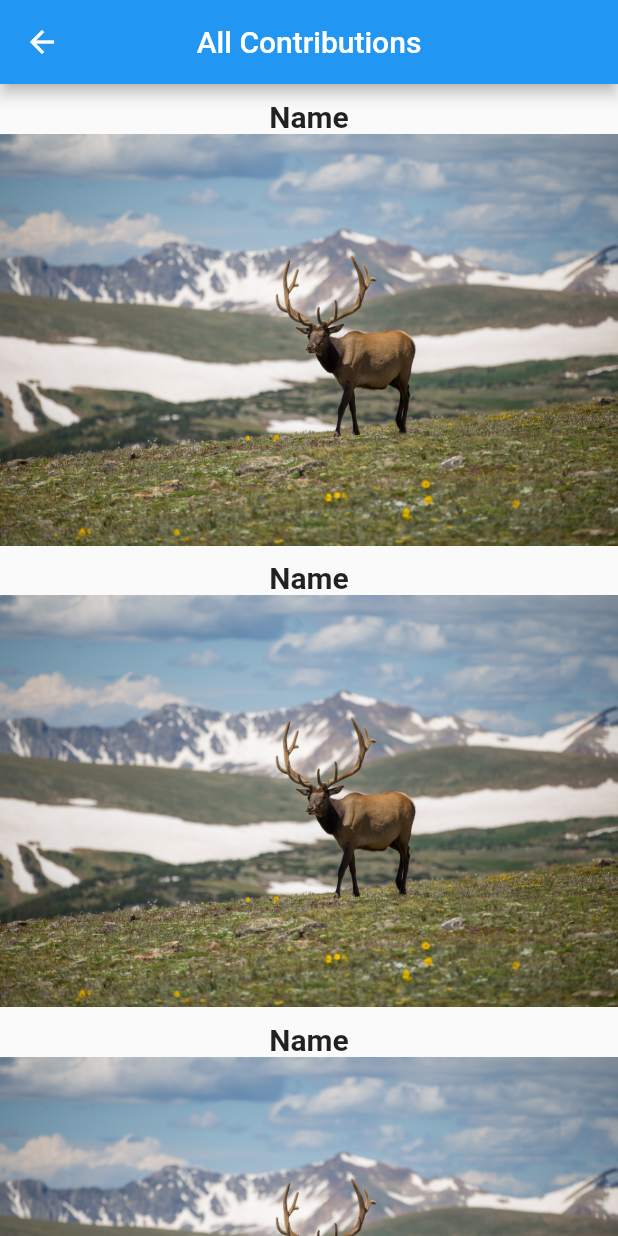
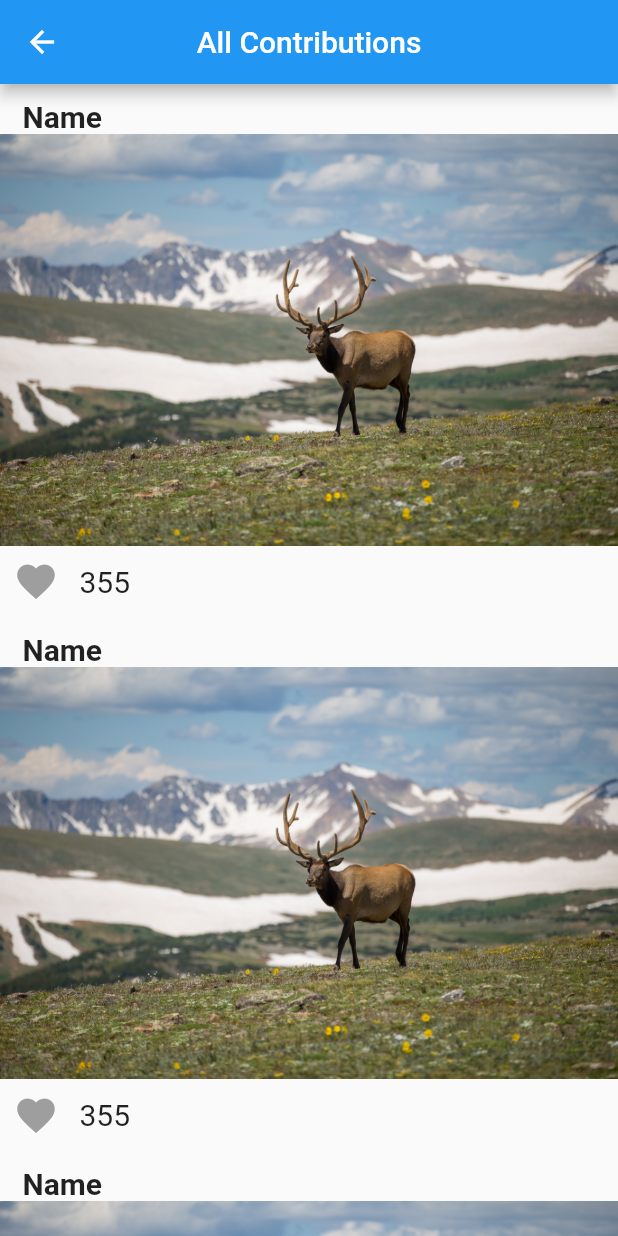
Before and after one commit to vpareek1308/crowdsource_project, a Flutter app: the Home screen opened by its route, after a tap on "All Contributions", on a phone screen of 412 x 824 dp. Run offline on Flutter 3.47's test engine with Material 2 defaults, Android fonts, the phone set to English and light mode, and no system bars; our stand-ins replace carousel_slider, image_picker; network calls fail.

Commit message:
Added my contributions section and like option.

```diff
--- a/lib/main.dart
+++ b/lib/main.dart
@@ -3,6 +3,7 @@ import 'package:croudsource_project/screens/login.dart';
 import 'package:croudsource_project/screens/home.dart';
 import 'package:croudsource_project/screens/image_upload.dart';
 import 'package:croudsource_project/screens/all_contributions.dart';
+import 'package:croudsource_project/screens/my_contributions.dart';
 
 void main() {
   runApp(MaterialApp(
@@ -13,6 +14,7 @@ void main() {
       '/home': (context) => Home(),
       '/image_upload': (context) => ImageUpload(),
       '/all_contributions': (context) => AllContributions(),
+      '/my_contributions' : (context) => MyContributions(),
     },
   ));
 }
--- a/lib/screens/home.dart
+++ b/lib/screens/home.dart
@@ -24,17 +24,25 @@ class Home extends StatelessWidget {
         body: Column(
           children: [
             CarouselWithIndicator(),
-            Image.asset(
-              'lib/assets/images/quote.jpg',
-              width: 450,
-            ),
+            // Image.asset(
+            //   'lib/assets/images/quote.jpg',
+            //   width: 450,
+            // ),
             SizedBox(
-              height: 15,
+              height: 20,
             ),
             ElevatedButton(
               child: Text("All Contributions"),
               onPressed: () =>
                   Navigator.pushNamed(context, '/all_contributions'),
+            ),
+            SizedBox(
+              height: 20,
+            ),
+            ElevatedButton(
+              child: Text("My Contributions"),
+              onPressed: () =>
+                  Navigator.pushNamed(context, '/my_contributions'),
             ),
           ],
         ),
--- a/lib/widgets/ContributionPostBaseWidget.dart
+++ b/lib/widgets/ContributionPostBaseWidget.dart
@@ -1,14 +1,28 @@
 import 'package:flutter/material.dart';
 
-class ContributionPostBaseWidget extends StatelessWidget {
+class ContributionPostBaseWidget extends StatefulWidget {
+
+  @override
+  _ContributionPostBaseWidgetState createState() => _ContributionPostBaseWidgetState();
+}
+
+class _ContributionPostBaseWidgetState extends State<ContributionPostBaseWidget> {
+  bool _liked = false;
+  int likes = 355;
 
   @override
   Widget build(BuildContext context) {
     return Container(
       child: Column(
+        crossAxisAlignment: CrossAxisAlignment.start,
         children: [
           SizedBox(
             height: 10.0,
+          ),
+          Row(
+            children: [
+              SizedBox(
+                width: 15,
               ),
               Text(
                 "Name",
@@ -18,10 +32,43 @@ class ContributionPostBaseWidget extends StatelessWidget {
                   fontWeight: FontWeight.bold,
                 ),
               ),
+            ],
+          ),
           Image.asset(
             'lib/assets/images/photo1.jpg',
             width: double.infinity,
           ),
+          Row(
+            children: [
+              IconButton(
+                icon: Icon(
+                  Icons.favorite,
+                  color: _liked ? Colors.redAccent : Colors.grey,
+                  size: 30,
+                ),
+                onPressed: () => {
+                  setState(() {
+                    _liked = !_liked;
+                    if(_liked) {
+                      likes += 1;
+                    }
+                    else {
+                      likes -= 1;
+                    }
+                  })
+                },
+              ),
+              SizedBox(
+                width: 5,
+              ),
+              Text(
+                '$likes',
+                style: TextStyle(
+                  fontSize: 20,
+                ),
+              ),
+            ],
+          )
         ],
       ),
     );
```
Also changed, not shown: lib/screens/my_contributions.dart (added, +26 -0 lines). Lines whose indentation alone changed are shown as unchanged.
